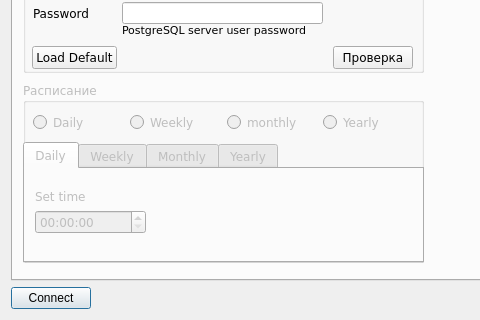
The window that postgresqlsettings.ui (tonycool7/masters_diploma) describes before a commit, drawn with Qt 5; both pictures show x 0 to 480 and y 230 to 550 of the 841 by 550 pixel window.
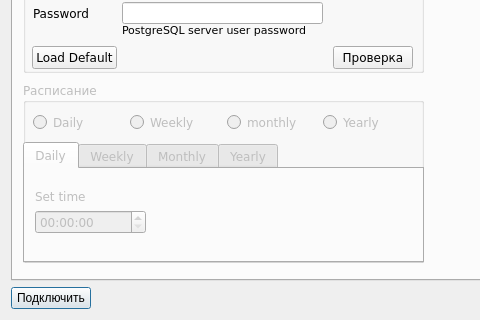
The same window after the commit.

Diff of the .ui file:
```diff
--- a/postgresqlsettings.ui
+++ b/postgresqlsettings.ui
@@ -864,7 +864,7 @@
         <bool>true</bool>
        </property>
        <property name="text">
-        <string>Connect</string>
+        <string>Подключить</string>
        </property>
        <property name="default">
         <bool>true</bool>
```
Left out of the diff: 16 changed lines with no effect on the pictures.
